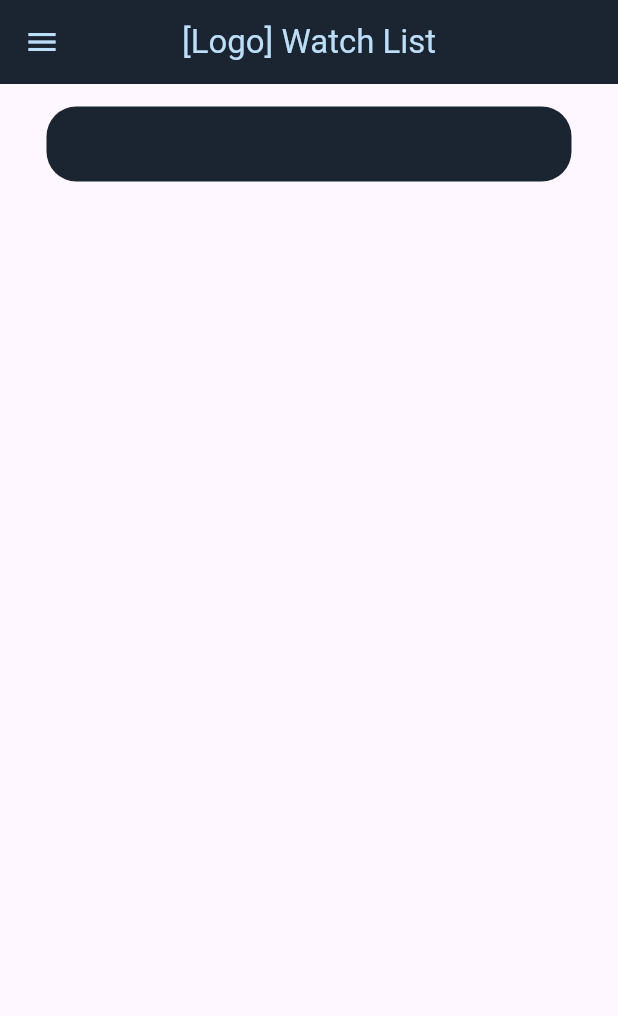
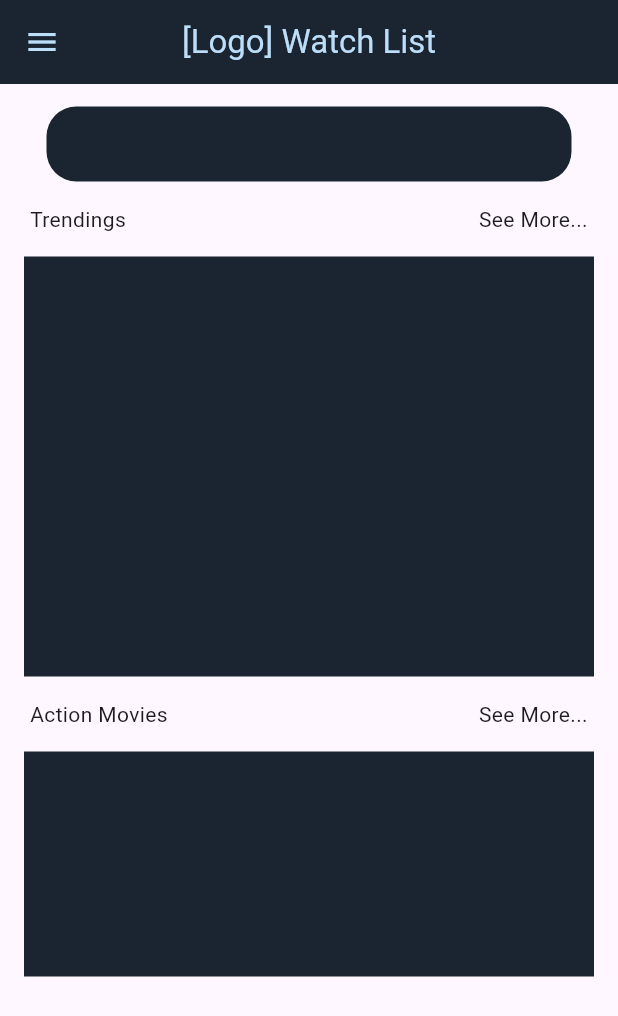
Before and after one commit to ekinutkuu/WatchList, a Flutter app: the screen it shows after launch, on a phone screen of 412 x 824 dp. Shown: the top 1016 px of the screen. Run offline on Flutter 3.47's test engine with Material 3 defaults, Android fonts, the phone set to English and light mode, and no system bars.

Commit message:
designing the home page

```diff
--- a/lib/screens/home.dart
+++ b/lib/screens/home.dart
@@ -47,6 +47,52 @@ class _HomeState extends State<Home> {
               ),
             ),
 
+            /* Trendings */
+            SizedBox(height: 15.0),
+            Row(
+              children: [
+                SizedBox(width: 20.0,),
+                Expanded(
+                  child: Text("Trendings", textAlign: TextAlign.left),
+                ),
+                Expanded(
+                  child: Text("See More...", textAlign: TextAlign.right),
+                ),
+                SizedBox(width: 20.0,),
+              ],
+            ),
+            SizedBox(height: 15.0,),
+            Container(
+              color: DarkBlue,
+              width: 380.0,
+              height: 280.0,
+            ),
+
+            /* Action Movies */
+            SizedBox(height: 15.0,),
+            Row(
+              children: [
+                SizedBox(width: 20.0,),
+                Expanded(
+                  child: Text("Action Movies", textAlign: TextAlign.left),
+                ),
+                Expanded(
+                  child: Text("See More...", textAlign: TextAlign.right),
+                ),
+                SizedBox(width: 20.0,),
+              ],
+            ),
+            SizedBox(height: 15.0,),
+            Container(
+              color: DarkBlue,
+              width: 380.0,
+              height: 150.0,
+            ),
+
+            /* ... Movies */
+            /* ... Movies */
+            /* ... Movies */
+
           ],
         ),
       ),
```
